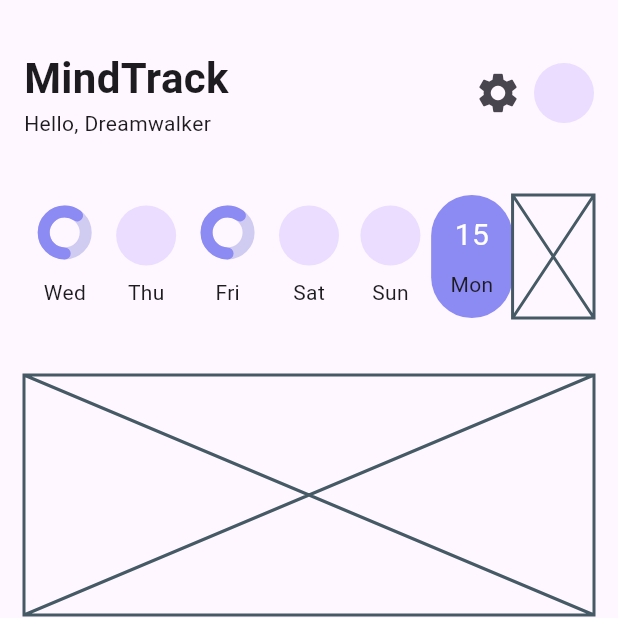
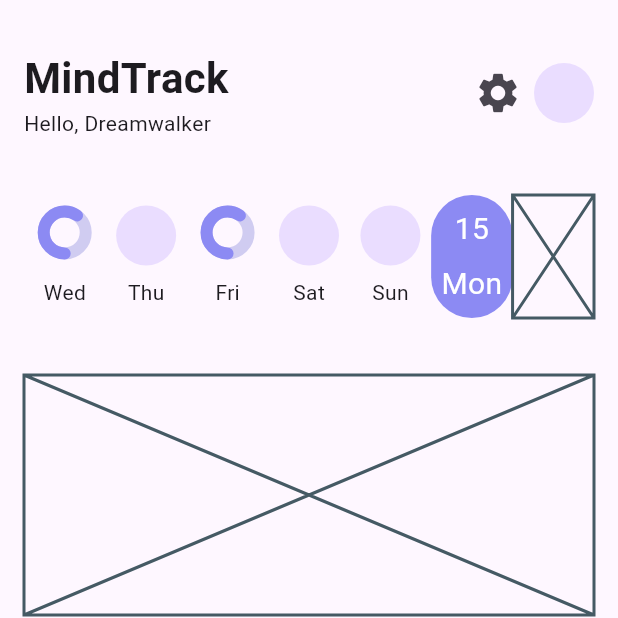
Before and after one commit to JAICHANGPARK/flutter_notebook_chapter_43, a Flutter app: the HabitJournalMainScreen screen opened directly, on a phone screen of 412 x 824 dp, the top half of it. Run offline on Flutter 3.47's test engine with Material 3 defaults, Android fonts, the phone set to English and light mode, and no system bars; drawn by our look-alikes of percent_indicator; our stand-ins replace gap, hugeicons.

Commit message:
Update habit_journal_home_screen.dart

```diff
--- a/lib/ep2173_habit_journal_app/ui/home/habit_journal_home_screen.dart
+++ b/lib/ep2173_habit_journal_app/ui/home/habit_journal_home_screen.dart
@@ -184,14 +184,12 @@ class _HabitJournalHomeScreenState extends State<HabitJournalHomeScreen> {
                             // ),
                             Text(
                               "15",
-                              style: TextStyle(
-                                fontSize: 20,
-                                color: Colors.white
-                              ),
+                              style: TextStyle(fontSize: 20, color: Colors.white),
                             ),
                             Gap(8),
                             Text(
                               "Mon",
+                              style: TextStyle(fontSize: 20, color: Colors.white),
                             )
                           ],
                         ),
```
